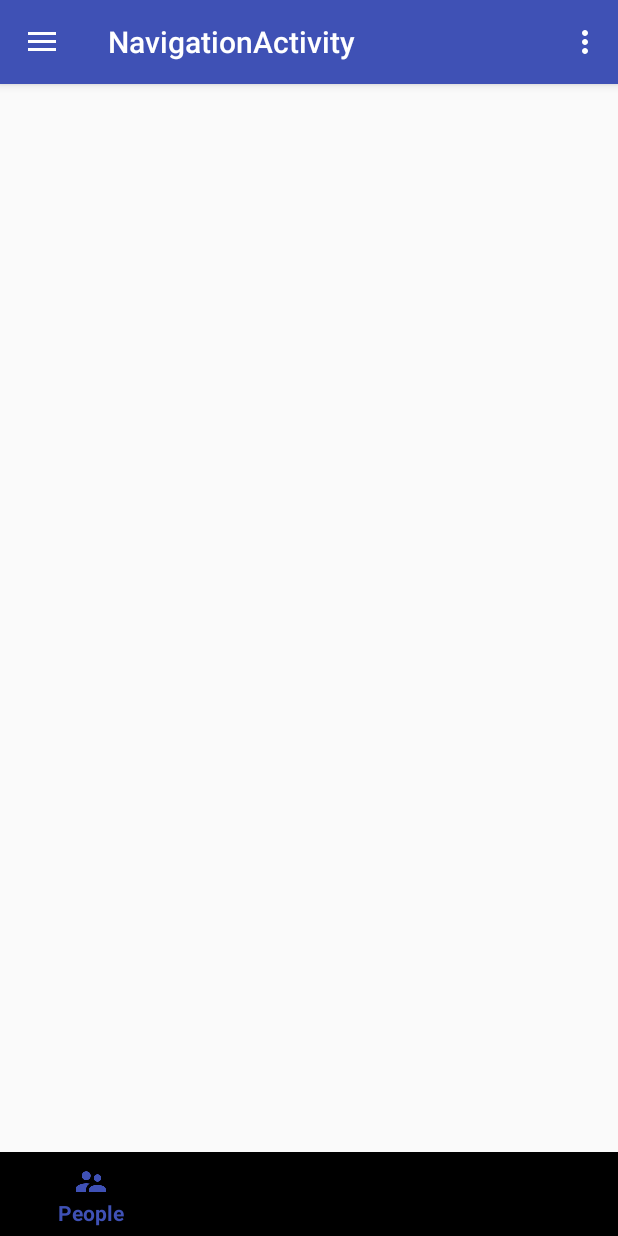
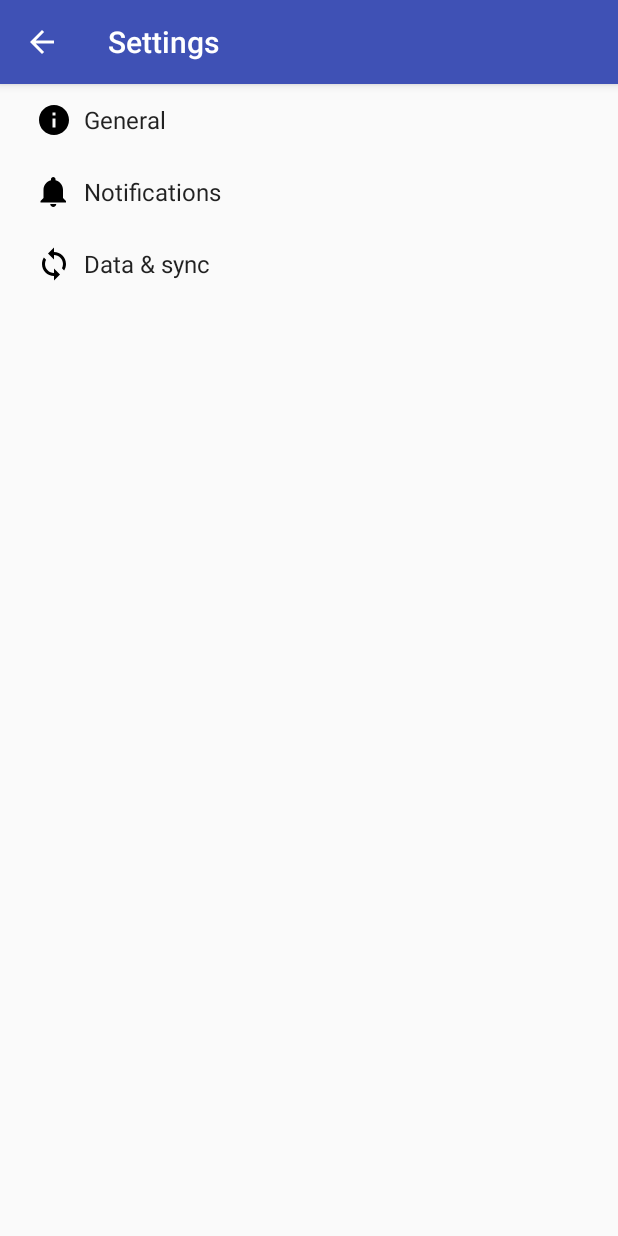
Before and after one commit to bbah93/Capstone_BMWS, an Android app: the screen it shows after launch once a user with an empty profile is signed in (HomeActivity before the commit, SettingsActivity after it), in the options menu, after a tap on "Settings", on a phone screen of 412 x 824 dp. Run offline under Robolectric (Android 15) with nearby library versions, the phone set to English and light mode, and no system bars; our stand-ins replace Firebase (no records; nobody signed in at launch, a user with empty details on screens opened directly).

Commit message:
Settings Activity

```diff
--- a/app/build.gradle
+++ b/app/build.gradle
@@ -2,6 +2,7 @@
 
 dependencies {
     implementation 'com.android.support:support-v4:26.+'
+    implementation 'com.android.support:support-vector-drawable:26.1.0'
 }
 android {
     compileSdkVersion 26
@@ -22,6 +23,7 @@
                 proguardFiles getDefaultProguardFile('proguard-android.txt'), 'proguard-rules.pro'
             }
         }
+        vectorDrawables.useSupportLibrary = true
     }
 
     dependencies {
--- /dev/null
+++ b/app/src/main/java/com/nyc/polymerse/AppCompatPreferenceActivity.java
@@ -0,0 +1,109 @@
+package com.nyc.polymerse;
+
+import android.content.res.Configuration;
+import android.os.Bundle;
+import android.preference.PreferenceActivity;
+import android.support.annotation.LayoutRes;
+import android.support.annotation.Nullable;
+import android.support.v7.app.ActionBar;
+import android.support.v7.app.AppCompatDelegate;
+import android.support.v7.widget.Toolbar;
+import android.view.MenuInflater;
+import android.view.View;
+import android.view.ViewGroup;
+
+/**
+ * A {@link android.preference.PreferenceActivity} which implements and proxies the necessary calls
+ * to be used with AppCompat.
+ */
+public abstract class AppCompatPreferenceActivity extends PreferenceActivity {
+
+    private AppCompatDelegate mDelegate;
+
+    @Override
+    protected void onCreate(Bundle savedInstanceState) {
+        getDelegate().installViewFactory();
+        getDelegate().onCreate(savedInstanceState);
+        super.onCreate(savedInstanceState);
+    }
+
+    @Override
+    protected void onPostCreate(Bundle savedInstanceState) {
+        super.onPostCreate(savedInstanceState);
+        getDelegate().onPostCreate(savedInstanceState);
+    }
+
+    public ActionBar getSupportActionBar() {
+        return getDelegate().getSupportActionBar();
+    }
+
+    public void setSupportActionBar(@Nullable Toolbar toolbar) {
+        getDelegate().setSupportActionBar(toolbar);
+    }
+
+    @Override
+    public MenuInflater getMenuInflater() {
+        return getDelegate().getMenuInflater();
+    }
+
+    @Override
+    public void setContentView(@LayoutRes int layoutResID) {
+        getDelegate().setContentView(layoutResID);
+    }
+
+    @Override
+    public void setContentView(View view) {
+        getDelegate().setContentView(view);
+    }
+
+    @Override
+    public void setContentView(View view, ViewGroup.LayoutParams params) {
+        getDelegate().setContentView(view, params);
+    }
+
+    @Override
+    public void addContentView(View view, ViewGroup.LayoutParams params) {
+        getDelegate().addContentView(view, params);
+    }
+
+    @Override
+    protected void onPostResume() {
+        super.onPostResume();
+        getDelegate().onPostResume();
+    }
+
+    @Override
+    protected void onTitleChanged(CharSequence title, int color) {
+        super.onTitleChanged(title, color);
+        getDelegate().setTitle(title);
+    }
+
+    @Override
+    public void onConfigurationChanged(Configuration newConfig) {
+        super.onConfigurationChanged(newConfig);
+        getDelegate().onConfigurationChanged(newConfig);
+    }
+
+    @Override
+    protected void onStop() {
+        super.onStop();
+        getDelegate().onStop();
+    }
+
+    @Override
+    protected void onDestroy() {
+        super.onDestroy();
+        getDelegate().onDestroy();
+    }
+
+    public void invalidateOptionsMenu() {
+        getDelegate().invalidateOptionsMenu();
+    }
+
+    private AppCompatDelegate getDelegate() {
+        if (mDelegate == null) {
+            mDelegate = AppCompatDelegate.create(this, null);
+        }
+        return mDelegate;
+    }
+}
--- a/app/src/main/java/com/nyc/polymerse/HomeActivity.java
+++ b/app/src/main/java/com/nyc/polymerse/HomeActivity.java
@@ -86,6 +86,8 @@
 
         //noinspection SimplifiableIfStatement
         if (id == R.id.action_settings) {
+            Intent intent = new Intent(this,SettingsActivity.class);
+            startActivity(intent);
             return true;
         }
 
@@ -109,6 +111,9 @@
         } else if (id == R.id.nav_history) {
 
         } else if (id == R.id.nav_settings) {
+            Intent intent = new Intent(this,SettingsActivity.class);
+            startActivity(intent);
+
 
         } else if (id == R.id.nav_share) {
 
--- /dev/null
+++ b/app/src/main/res/drawable/ic_info_black_24dp.xml
@@ -0,0 +1,9 @@
+<vector xmlns:android="http://schemas.android.com/apk/res/android"
+    android:width="24dp"
+    android:height="24dp"
+    android:viewportHeight="24.0"
+    android:viewportWidth="24.0">
+    <path
+        android:fillColor="#FF000000"
+        android:pathData="M12,2C6.48,2 2,6.48 2,12s4.48,10 10,10 10,-4.48 10,-10S17.52,2 12,2zm1,15h-2v-6h2v6zm0,-8h-2V7h2v2z" />
+</vector>
--- /dev/null
+++ b/app/src/main/res/drawable/ic_notifications_black_24dp.xml
@@ -0,0 +1,9 @@
+<vector xmlns:android="http://schemas.android.com/apk/res/android"
+    android:width="24dp"
+    android:height="24dp"
+    android:viewportHeight="24.0"
+    android:viewportWidth="24.0">
+    <path
+        android:fillColor="#FF000000"
+        android:pathData="M11.5,22c1.1,0 2,-0.9 2,-2h-4c0,1.1 0.9,2 2,2zm6.5,-6v-5.5c0,-3.07 -2.13,-5.64 -5,-6.32V3.5c0,-0.83 -0.67,-1.5 -1.5,-1.5S10,2.67 10,3.5v0.68c-2.87,0.68 -5,3.25 -5,6.32V16l-2,2v1h17v-1l-2,-2z" />
+</vector>
--- /dev/null
+++ b/app/src/main/res/drawable/ic_sync_black_24dp.xml
@@ -0,0 +1,9 @@
+<vector xmlns:android="http://schemas.android.com/apk/res/android"
+    android:width="24dp"
+    android:height="24dp"
+    android:viewportHeight="24.0"
+    android:viewportWidth="24.0">
+    <path
+        android:fillColor="#FF000000"
+        android:pathData="M12 4V1L8 5l4 4V6c3.31 0 6 2.69 6 6 0 1.01,-.25 1.97,-.7 2.8l1.46 1.46C19.54 15.03 20 13.57 20 12c0,-4.42,-3.58,-8,-8,-8zm0 14c-3.31 0,-6,-2.69,-6,-6 0,-1.01.25,-1.97.7,-2.8L5.24 7.74C4.46 8.97 4 10.43 4 12c0 4.42 3.58 8 8 8v3l4,-4,-4,-4v3z" />
+</vector>
--- a/app/src/main/res/layout/app_bar_navigation.xml
+++ b/app/src/main/res/layout/app_bar_navigation.xml
@@ -36,11 +36,12 @@
 
 
         <android.support.design.widget.BottomNavigationView
+            android:id="@+id/nav_tab"
             android:layout_width="match_parent"
             android:layout_height="wrap_content"
             android:layout_gravity="bottom"
-            android:id="@+id/nav_tab"
-            design:menu="@menu/menu_nav"/>
+            app:itemBackground="@color/honey"
+            design:menu="@menu/menu_nav" />
     </FrameLayout>
 
 
--- a/app/src/main/res/values/colors.xml
+++ b/app/src/main/res/values/colors.xml
@@ -3,6 +3,7 @@
     <color name="colorPrimary">#3F51B5</color>
     <color name="colorPrimaryDark">#303F9F</color>
     <color name="colorAccent">#FF4081</color>
+    <color name="honey">#f8ffae</color>
 
 
 
--- a/app/src/main/res/values/strings.xml
+++ b/app/src/main/res/values/strings.xml
@@ -19,4 +19,77 @@
 
     <!-- TODO: Remove or change this placeholder text -->
     <string name="hello_blank_fragment">Hello blank fragment</string>
+    <string name="title_activity_settings">Settings</string>
+
+    <!-- Strings related to Settings -->
+
+    <!-- Example General settings -->
+    <string name="pref_header_general">General</string>
+
+    <string name="pref_title_social_recommendations">Enable social recommendations</string>
+    <string name="pref_description_social_recommendations">Recommendations for people to contact
+        based on your message history
+    </string>
+
+    <string name="pref_title_display_name">Display name</string>
+    <string name="pref_default_display_name">John Smith</string>
+
+    <string name="pref_title_add_friends_to_messages">Add friends to messages</string>
+    <string-array name="pref_example_list_titles">
+        <item>Always</item>
+        <item>When possible</item>
+        <item>Never</item>
+    </string-array>
+    <string-array name="pref_example_list_values">
+        <item>1</item>
+        <item>0</item>
+        <item>-1</item>
+    </string-array>
+
+    <!-- Example settings for Data & Sync -->
+    <string name="pref_header_data_sync">Data &amp; sync</string>
+
+    <string name="pref_title_sync_frequency">Sync frequency</string>
+    <string-array name="pref_sync_frequency_titles">
+        <item>15 minutes</item>
+        <item>30 minutes</item>
+        <item>1 hour</item>
+        <item>3 hours</item>
+        <item>6 hours</item>
+        <item>Never</item>
+    </string-array>
+    <string-array name="pref_sync_frequency_values">
+        <item>15</item>
+        <item>30</item>
+        <item>60</item>
+        <item>180</item>
+        <item>360</item>
+        <item>-1</item>
+    </string-array>
+
+    <string-array name="list_preference_entries">
+        <item>Entry 1</item>
+        <item>Entry 2</item>
+        <item>Entry 3</item>
+    </string-array>
+
+    <string-array name="list_preference_entry_values">
+        <item>1</item>
+        <item>2</item>
+        <item>3</item>
+    </string-array>
+
+    <string-array name="multi_select_list_preference_default_value" />
+
+    <string name="pref_title_system_sync_settings">System sync settings</string>
+
+    <!-- Example settings for Notifications -->
+    <string name="pref_header_notifications">Notifications</string>
+
+    <string name="pref_title_new_message_notifications">New message notifications</string>
+
+    <string name="pref_title_ringtone">Ringtone</string>
+    <string name="pref_ringtone_silent">Silent</string>
+
+    <string name="pref_title_vibrate">Vibrate</string>
 </resources>
--- /dev/null
+++ b/app/src/main/res/xml/pref_data_sync.xml
@@ -0,0 +1,21 @@
+<PreferenceScreen xmlns:android="http://schemas.android.com/apk/res/android">
+
+    <!-- NOTE: Hide buttons to simplify the UI. Users can touch outside the dialog to
+         dismiss it. -->
+    <!-- NOTE: ListPreference's summary should be set to its value by the activity code. -->
+    <ListPreference
+        android:defaultValue="180"
+        android:entries="@array/pref_sync_frequency_titles"
+        android:entryValues="@array/pref_sync_frequency_values"
+        android:key="sync_frequency"
+        android:negativeButtonText="@null"
+        android:positiveButtonText="@null"
+        android:title="@string/pref_title_sync_frequency" />
+
+    <!-- This preference simply launches an intent when selected. Use this UI sparingly, per
+         design guidelines. -->
+    <Preference android:title="@string/pref_title_system_sync_settings">
+        <intent android:action="android.settings.SYNC_SETTINGS" />
+    </Preference>
+
+</PreferenceScreen>
--- /dev/null
+++ b/app/src/main/res/xml/pref_general.xml
@@ -0,0 +1,33 @@
+<PreferenceScreen xmlns:android="http://schemas.android.com/apk/res/android">
+
+    <SwitchPreference
+        android:defaultValue="true"
+        android:key="example_switch"
+        android:summary="@string/pref_description_social_recommendations"
+        android:title="@string/pref_title_social_recommendations" />
+
+    <!-- NOTE: EditTextPreference accepts EditText attributes. -->
+    <!-- NOTE: EditTextPreference's summary should be set to its value by the activity code. -->
+    <EditTextPreference
+        android:capitalize="words"
+        android:defaultValue="@string/pref_default_display_name"
+        android:inputType="textCapWords"
+        android:key="example_text"
+        android:maxLines="1"
+        android:selectAllOnFocus="true"
+        android:singleLine="true"
+        android:title="@string/pref_title_display_name" />
+
+    <!-- NOTE: Hide buttons to simplify the UI. Users can touch outside the dialog to
+         dismiss it. -->
+    <!-- NOTE: ListPreference's summary should be set to its value by the activity code. -->
+    <ListPreference
+        android:defaultValue="-1"
+        android:entries="@array/pref_example_list_titles"
+        android:entryValues="@array/pref_example_list_values"
+        android:key="example_list"
+        android:negativeButtonText="@null"
+        android:positiveButtonText="@null"
+        android:title="@string/pref_title_add_friends_to_messages" />
+
+</PreferenceScreen>
--- /dev/null
+++ b/app/src/main/res/xml/pref_headers.xml
@@ -0,0 +1,20 @@
+<preference-headers xmlns:android="http://schemas.android.com/apk/res/android">
+
+    <!-- These settings headers are only used on tablets. -->
+
+    <header
+        android:fragment="com.nyc.polymerse.SettingsActivity$GeneralPreferenceFragment"
+        android:icon="@drawable/ic_info_black_24dp"
+        android:title="@string/pref_header_general" />
+
+    <header
+        android:fragment="com.nyc.polymerse.SettingsActivity$NotificationPreferenceFragment"
+        android:icon="@drawable/ic_notifications_black_24dp"
+        android:title="@string/pref_header_notifications" />
+
+    <header
+        android:fragment="com.nyc.polymerse.SettingsActivity$DataSyncPreferenceFragment"
+        android:icon="@drawable/ic_sync_black_24dp"
+        android:title="@string/pref_header_data_sync" />
+
+</preference-headers>
--- /dev/null
+++ b/app/src/main/res/xml/pref_notification.xml
@@ -0,0 +1,27 @@
+<PreferenceScreen xmlns:android="http://schemas.android.com/apk/res/android">
+
+    <!-- A 'parent' preference, which enables/disables child preferences (below)
+         when checked/unchecked. -->
+    <SwitchPreference
+        android:defaultValue="true"
+        android:key="notifications_new_message"
+        android:title="@string/pref_title_new_message_notifications" />
+
+    <!-- Allows the user to choose a ringtone in the 'notification' category. -->
+    <!-- NOTE: This preference will be enabled only when the checkbox above is checked. -->
+    <!-- NOTE: RingtonePreference's summary should be set to its value by the activity code. -->
+    <RingtonePreference
+        android:defaultValue="content://settings/system/notification_sound"
+        android:dependency="notifications_new_message"
+        android:key="notifications_new_message_ringtone"
+        android:ringtoneType="notification"
+        android:title="@string/pref_title_ringtone" />
+
+    <!-- NOTE: This preference will be enabled only when the checkbox above is checked. -->
+    <SwitchPreference
+        android:defaultValue="true"
+        android:dependency="notifications_new_message"
+        android:key="notifications_new_message_vibrate"
+        android:title="@string/pref_title_vibrate" />
+
+</PreferenceScreen>
```
Also changed, not shown: app/src/main/AndroidManifest.xml (+10 -3 lines), app/src/main/java/com/nyc/polymerse/SettingsActivity.java (added, +267 -0 lines), app/src/main/res/drawable-hdpi/ic_setting_black_24dp.png (added), app/src/main/res/drawable-mdpi/ic_setting_black_24dp.png (added), app/src/main/res/drawable-xhdpi/ic_setting_black_24dp.png (added), app/src/main/res/drawable-xxhdpi/ic_setting_black_24dp.png (added), app/src/main/res/drawable-xxxhdpi/ic_setting_black_24dp.png (added).
